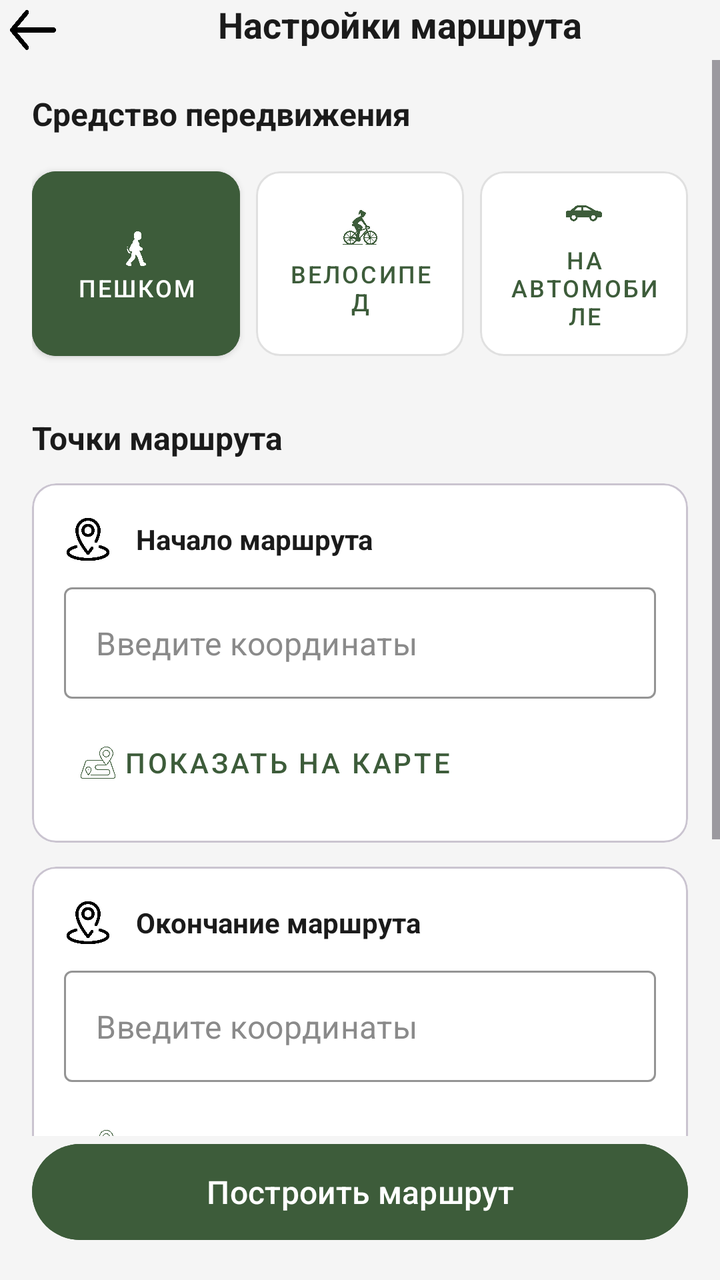
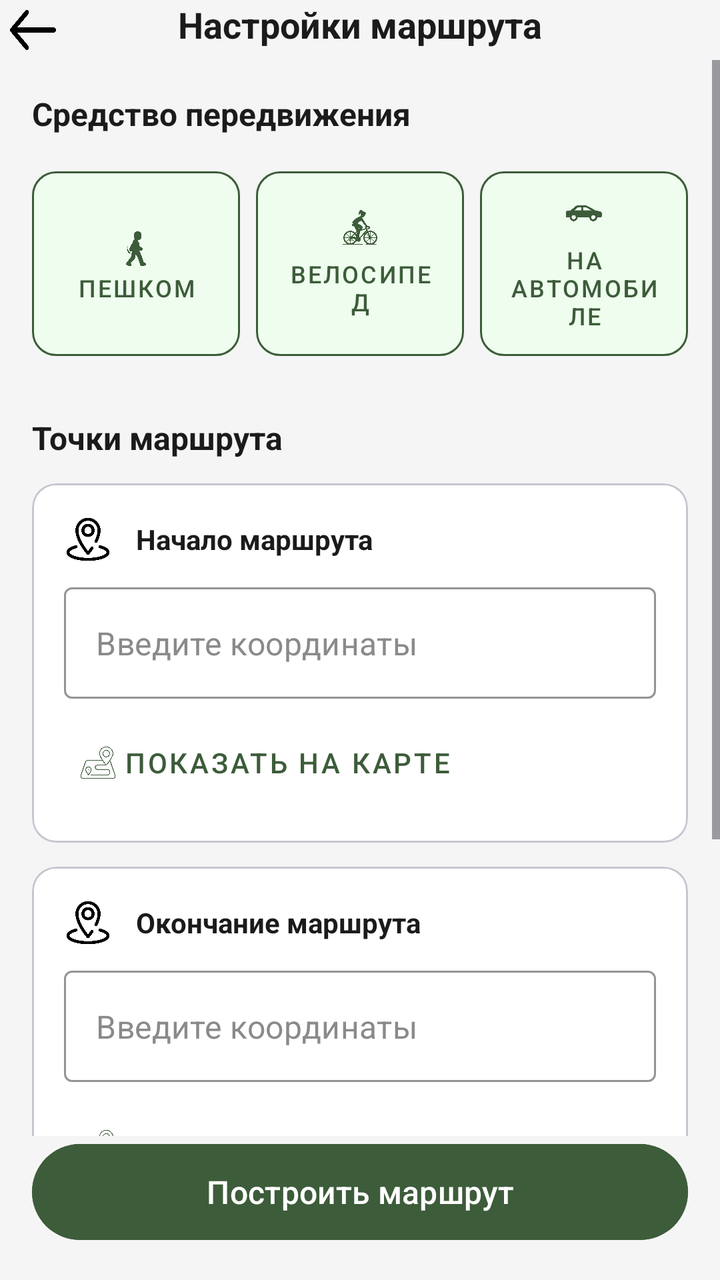

Compare the two renders of this Android layout. The source of the first and the diff that turns it into the second are given below.
<!-- AndroidManifest.xml: application theme Theme.MobileApp -->
<!-- res/layout/activity_route.xml -->
<?xml version="1.0" encoding="utf-8"?>
<androidx.constraintlayout.widget.ConstraintLayout xmlns:android="http://schemas.android.com/apk/res/android"
    xmlns:app="http://schemas.android.com/apk/res-auto"
    android:layout_width="match_parent"
    android:layout_height="match_parent"
    android:background="#F5F5F5">

    
    <ImageButton
        android:id="@+id/btnBack"
        android:layout_width="25dp"
        android:layout_height="30dp"
        android:layout_marginStart="4dp"
        android:background="@drawable/ic_back"
        android:contentDescription="Назад"
        app:layout_constraintStart_toStartOf="parent"
        app:layout_constraintTop_toTopOf="parent" />

    

    <TextView
        android:id="@+id/tvTitle"
        android:layout_width="wrap_content"
        android:layout_height="wrap_content"
        android:layout_marginStart="80dp"
        android:text="Настройки маршрута"
        android:textColor="#1B1B1B"
        android:textSize="18sp"
        android:textStyle="bold"
        app:layout_constraintBottom_toBottomOf="@id/btnBack"
        app:layout_constraintStart_toEndOf="@id/btnBack"
        app:layout_constraintTop_toTopOf="@id/btnBack"
        app:layout_constraintVertical_bias="0.0" />

    <ScrollView
        android:id="@+id/scroll"
        android:layout_width="0dp"
        android:layout_height="0dp"
        android:fillViewport="true"
        app:layout_constraintBottom_toTopOf="@id/btnBuildRoute"
        app:layout_constraintEnd_toEndOf="parent"
        app:layout_constraintStart_toStartOf="parent"
        app:layout_constraintTop_toBottomOf="@id/btnBack">

        <LinearLayout
            android:layout_width="match_parent"
            android:layout_height="wrap_content"
            android:orientation="vertical"
            android:paddingHorizontal="16dp"
            android:paddingTop="16dp">

            
            <TextView
                android:layout_width="wrap_content"
                android:layout_height="wrap_content"
                android:text="Средство передвижения"
                android:textColor="#1B1B1B"
                android:textSize="16sp"
                android:textStyle="bold" />

            <LinearLayout
                android:layout_width="match_parent"
                android:layout_height="wrap_content"
                android:layout_marginTop="12dp"
                android:orientation="horizontal">

                
                <com.google.android.material.button.MaterialButton
                    android:id="@+id/btnModeWalk"
                    style="@style/RouteModeButton.Selected"
                    android:layout_width="0dp"
                    android:layout_height="match_parent"
                    android:layout_marginEnd="8dp"
                    android:layout_weight="1"
                    android:text="Пешком"
                    app:icon="@drawable/ic_walk" />

                
                <com.google.android.material.button.MaterialButton
                    android:id="@+id/btnModeBike"
                    style="@style/RouteModeButton"
                    android:layout_width="0dp"
                    android:layout_height="match_parent"
                    android:layout_marginEnd="8dp"
                    android:layout_weight="1"
                    android:text="Велосипед"
                    app:icon="@drawable/ic_cycling" />

                
                <com.google.android.material.button.MaterialButton
                    android:id="@+id/btnModeCar"
                    style="@style/RouteModeButton"
                    android:layout_width="0dp"
                    android:layout_height="wrap_content"
                    android:layout_weight="1"
                    android:text="На автомобиле"
                    app:icon="@drawable/ic_car" />
            </LinearLayout>

            
            <TextView
                android:layout_width="wrap_content"
                android:layout_height="wrap_content"
                android:layout_marginTop="24dp"
                android:text="Точки маршрута"
                android:textColor="#1B1B1B"
                android:textSize="16sp"
                android:textStyle="bold" />

            
            <com.google.android.material.card.MaterialCardView
                android:layout_width="match_parent"
                android:layout_height="wrap_content"
                android:layout_marginTop="12dp"
                app:cardBackgroundColor="#FFFFFF"
                app:cardCornerRadius="12dp"
                app:cardElevation="0dp"
                app:cardPreventCornerOverlap="true">

                <LinearLayout
                    android:layout_width="match_parent"
                    android:layout_height="wrap_content"
                    android:orientation="vertical"
                    android:padding="16dp">

                    <LinearLayout
                        android:layout_width="match_parent"
                        android:layout_height="wrap_content"
                        android:gravity="center_vertical"
                        android:orientation="horizontal">

                        <ImageView
                            android:layout_width="24dp"
                            android:layout_height="24dp"
                            android:contentDescription="Метка"
                            android:background="@drawable/ic_point"
                            app:tint="#3D5C3A" />

                        <TextView
                            android:layout_width="0dp"
                            android:layout_height="wrap_content"
                            android:layout_marginStart="12dp"
                            android:layout_weight="1"
                            android:text="Начало маршрута"
                            android:textColor="#1B1B1B"
                            android:textSize="14sp"
                            android:textStyle="bold" />
                    </LinearLayout>

                    <com.google.android.material.textfield.TextInputLayout
                        style="@style/Widget.MaterialComponents.TextInputLayout.OutlinedBox"
                        android:layout_width="match_parent"
                        android:layout_height="wrap_content"
                        android:layout_marginTop="12dp"
                        app:boxStrokeColor="#E0E0E0"
                        app:boxStrokeWidth="1dp"
                        app:hintEnabled="false">

                        <com.google.android.material.textfield.TextInputEditText
                            android:id="@+id/etStartCoords"
                            android:layout_width="match_parent"
                            android:layout_height="wrap_content"
                            android:hint="Введите координаты"
                            android:inputType="text"
                            android:textColor="#1B1B1B"
                            android:textColorHint="#8A8A8A" />
                    </com.google.android.material.textfield.TextInputLayout>

                    <com.google.android.material.button.MaterialButton
                        style="@style/Widget.MaterialComponents.Button.TextButton"
                        android:layout_width="wrap_content"
                        android:layout_height="wrap_content"
                        android:layout_gravity="start"
                        android:layout_marginTop="8dp"
                        android:text="Показать на карте"
                        android:textColor="#3D5C3A"
                        app:icon="@drawable/ic_map"
                        app:iconGravity="textStart"
                        app:iconTint="#3D5C3A" />
                </LinearLayout>
            </com.google.android.material.card.MaterialCardView>

            
            <com.google.android.material.card.MaterialCardView
                android:layout_width="match_parent"
                android:layout_height="wrap_content"
                android:layout_marginTop="12dp"
                app:cardBackgroundColor="#FFFFFF"
                app:cardCornerRadius="12dp"
                app:cardElevation="0dp"
                app:cardPreventCornerOverlap="true">

                <LinearLayout
                    android:layout_width="match_parent"
                    android:layout_height="wrap_content"
                    android:orientation="vertical"
                    android:padding="16dp">

                    <LinearLayout
                        android:layout_width="match_parent"
                        android:layout_height="wrap_content"
                        android:gravity="center_vertical"
                        android:orientation="horizontal">

                        <ImageView
                            android:layout_width="24dp"
                            android:layout_height="24dp"
                            android:contentDescription="Метка"
                            android:background="@drawable/ic_point"
                            app:tint="#D32F2F" />

                        <TextView
                            android:layout_width="0dp"
                            android:layout_height="wrap_content"
                            android:layout_marginStart="12dp"
                            android:layout_weight="1"
                            android:text="Окончание маршрута"
                            android:textColor="#1B1B1B"
                            android:textSize="14sp"
                            android:textStyle="bold" />

                    </LinearLayout>

                    <com.google.android.material.textfield.TextInputLayout
                        style="@style/Widget.MaterialComponents.TextInputLayout.OutlinedBox"
                        android:layout_width="match_parent"
                        android:layout_height="wrap_content"
                        android:layout_marginTop="12dp"
                        app:boxStrokeColor="#E0E0E0"
                        app:boxStrokeWidth="1dp"
                        app:hintEnabled="false">

                        <com.google.android.material.textfield.TextInputEditText
                            android:id="@+id/etEndCoords"
                            android:layout_width="match_parent"
                            android:layout_height="wrap_content"
                            android:hint="Введите координаты"
                            android:inputType="text"
                            android:textColor="#1B1B1B"
                            android:textColorHint="#8A8A8A" />
                    </com.google.android.material.textfield.TextInputLayout>

                    <com.google.android.material.button.MaterialButton
                        style="@style/Widget.MaterialComponents.Button.TextButton"
                        android:layout_width="wrap_content"
                        android:layout_height="wrap_content"
                        android:layout_gravity="start"
                        android:layout_marginTop="8dp"
                        android:text="Показать на карте"
                        android:textColor="#3D5C3A"
                        app:icon="@drawable/ic_map"
                        app:iconGravity="textStart"
                        app:iconTint="#3D5C3A" />
                </LinearLayout>
            </com.google.android.material.card.MaterialCardView>

            
            <TextView
                android:layout_width="wrap_content"
                android:layout_height="wrap_content"
                android:layout_marginTop="24dp"
                android:text="Предпочтения"
                android:textColor="#1B1B1B"
                android:textSize="16sp"
                android:textStyle="bold" />

            <com.google.android.material.card.MaterialCardView
                android:layout_width="match_parent"
                android:layout_height="wrap_content"
                android:layout_marginTop="12dp"
                app:cardBackgroundColor="#FFFFFF"
                app:cardCornerRadius="12dp"
                app:cardElevation="0dp">

                <LinearLayout
                    android:layout_width="match_parent"
                    android:layout_height="wrap_content"
                    android:orientation="vertical"
                    android:padding="16dp">

                    
                    <LinearLayout
                        android:layout_width="match_parent"
                        android:layout_height="wrap_content"
                        android:gravity="center_vertical"
                        android:orientation="horizontal">

                        <ImageView
                            android:layout_width="24dp"
                            android:layout_height="24dp"
                            android:contentDescription="Связь"
                            app:tint="#5A5A5A" />

                        <TextView
                            android:layout_width="0dp"
                            android:layout_height="wrap_content"
                            android:layout_marginStart="12dp"
                            android:layout_weight="1"
                            android:text="Учитывать наличие связи"
                            android:textColor="#1B1B1B"
                            android:textSize="14sp" />

                        <Switch
                            android:id="@+id/swHasConnection"
                            android:layout_width="wrap_content"
                            android:layout_height="wrap_content"
                            android:thumbTint="@color/switch_thumb"
                            android:trackTint="@color/switch_track" />
                    </LinearLayout>

                    
                    <LinearLayout
                        android:layout_width="match_parent"
                        android:layout_height="wrap_content"
                        android:layout_marginTop="16dp"
                        android:gravity="center_vertical"
                        android:orientation="horizontal">

                        <ImageView
                            android:layout_width="24dp"
                            android:layout_height="24dp"
                            android:contentDescription="Опасность"
                            app:tint="#D32F2F" />

                        <TextView
                            android:layout_width="0dp"
                            android:layout_height="wrap_content"
                            android:layout_marginStart="12dp"
                            android:layout_weight="1"
                            android:text="Учитывать опасности на пути"
                            android:textColor="#1B1B1B"
                            android:textSize="14sp" />

                        <Switch
                            android:id="@+id/swAvoidHazards"
                            android:layout_width="wrap_content"
                            android:layout_height="wrap_content"
                            android:checked="true"
                            android:thumbTint="@color/switch_thumb"
                            android:trackTint="@color/switch_track" />
                    </LinearLayout>
                </LinearLayout>
            </com.google.android.material.card.MaterialCardView>
        </LinearLayout>
    </ScrollView>

    
    <com.google.android.material.button.MaterialButton
        android:id="@+id/btnBuildRoute"
        android:layout_width="0dp"
        android:layout_height="56dp"
        android:layout_marginHorizontal="16dp"
        android:layout_marginBottom="16dp"
        android:backgroundTint="#3D5C3A"
        android:text="Построить маршрут"
        android:textColor="#FFFFFF"
        android:textSize="16sp"
        app:cornerRadius="28dp"
        app:layout_constraintBottom_toBottomOf="parent"
        app:layout_constraintEnd_toEndOf="parent"
        app:layout_constraintStart_toStartOf="parent" />
</androidx.constraintlayout.widget.ConstraintLayout>
<!-- resources referenced by this layout -->
<resources>
  <color name="switch_thumb">#3D5C3A</color>
  <color name="switch_track">#E0E0E0</color>
  <!-- drawable ic_back: png bitmap (drawable, 3507 bytes) -->
  <!-- drawable ic_car: png bitmap (drawable, 5335 bytes) -->
  <!-- drawable ic_cycling: png bitmap (drawable, 78824 bytes) -->
  <!-- drawable ic_map: png bitmap (drawable, 38558 bytes) -->
  <!-- drawable ic_point: png bitmap (drawable, 17385 bytes) -->
  <!-- drawable ic_walk: png bitmap (drawable, 22633 bytes) -->
  <style name="RouteModeButton" parent="Widget.MaterialComponents.Button.OutlinedButton">
          <item name="android:backgroundTint">#FFFFFF</item>
          <item name="android:textColor">#3D5C3A</item>
          <item name="android:textSize">12sp</item>
          <item name="android:padding">12dp</item>
          <item name="cornerRadius">12dp</item>
          <item name="strokeColor">#E0E0E0</item>
          <item name="strokeWidth">1dp</item>
          <item name="iconGravity">textTop</item>
          <item name="iconPadding">6dp</item>
          <item name="iconTint">#3D5C3A</item>
      </style>
  <style name="RouteModeButton.Selected" parent="Widget.MaterialComponents.Button">
          <item name="android:backgroundTint">#3D5C3A</item>
          <item name="android:textColor">#FFFFFF</item>
          <item name="android:textSize">12sp</item>
          <item name="android:padding">12dp</item>
          <item name="cornerRadius">12dp</item>
          <item name="iconGravity">textTop</item>
          <item name="iconPadding">6dp</item>
          <item name="iconTint">#FFFFFF</item>
      </style>
  <style name="Theme.MobileApp" parent="Base.Theme.MobileApp" />
  <style name="Base.Theme.MobileApp" parent="Theme.Material3.DayNight.NoActionBar">
          
          
      </style>
</resources>

<!-- the commit's change to res/layout/activity_route.xml (unified diff, before → after) -->
@@ -3,7 +3,8 @@
     xmlns:app="http://schemas.android.com/apk/res-auto"
     android:layout_width="match_parent"
     android:layout_height="match_parent"
-    android:background="#F5F5F5">
+    android:background="#F5F5F5"
+    android:fitsSystemWindows="true">
 
     
     <ImageButton
@@ -22,14 +23,14 @@
         android:id="@+id/tvTitle"
         android:layout_width="wrap_content"
         android:layout_height="wrap_content"
-        android:layout_marginStart="80dp"
         android:text="Настройки маршрута"
         android:textColor="#1B1B1B"
         android:textSize="18sp"
         android:textStyle="bold"
+        app:layout_constraintStart_toStartOf="parent"
+        app:layout_constraintEnd_toEndOf="parent"
+        app:layout_constraintTop_toTopOf="parent"
         app:layout_constraintBottom_toBottomOf="@id/btnBack"
-        app:layout_constraintStart_toEndOf="@id/btnBack"
-        app:layout_constraintTop_toTopOf="@id/btnBack"
         app:layout_constraintVertical_bias="0.0" />
 
     <ScrollView
@@ -67,7 +68,7 @@
                 
                 <com.google.android.material.button.MaterialButton
                     android:id="@+id/btnModeWalk"
-                    style="@style/RouteModeButton.Selected"
+                    style="@style/RouteModeButton"
                     android:layout_width="0dp"
                     android:layout_height="match_parent"
                     android:layout_marginEnd="8dp"
<!-- resource entries referenced after the edit -->
@@ -9,26 +9,15 @@
   <!-- drawable ic_point: png bitmap (drawable, 17385 bytes) -->
   <!-- drawable ic_walk: png bitmap (drawable, 22633 bytes) -->
   <style name="RouteModeButton" parent="Widget.MaterialComponents.Button.OutlinedButton">
-          <item name="android:backgroundTint">#FFFFFF</item>
-          <item name="android:textColor">#3D5C3A</item>
+          <item name="android:backgroundTint">@color/route_type_bg</item>
+          <item name="android:textColor">@color/route_type_text</item>
           <item name="android:textSize">12sp</item>
           <item name="android:padding">12dp</item>
           <item name="cornerRadius">12dp</item>
-          <item name="strokeColor">#E0E0E0</item>
-          <item name="strokeWidth">1dp</item>
+          <item name="strokeColor">@color/route_type_stroke</item>
           <item name="iconGravity">textTop</item>
           <item name="iconPadding">6dp</item>
-          <item name="iconTint">#3D5C3A</item>
-      </style>
-  <style name="RouteModeButton.Selected" parent="Widget.MaterialComponents.Button">
-          <item name="android:backgroundTint">#3D5C3A</item>
-          <item name="android:textColor">#FFFFFF</item>
-          <item name="android:textSize">12sp</item>
-          <item name="android:padding">12dp</item>
-          <item name="cornerRadius">12dp</item>
-          <item name="iconGravity">textTop</item>
-          <item name="iconPadding">6dp</item>
-          <item name="iconTint">#FFFFFF</item>
+          <item name="iconTint">@color/route_type_icon</item>
       </style>
   <style name="Theme.MobileApp" parent="Base.Theme.MobileApp" />
   <style name="Base.Theme.MobileApp" parent="Theme.Material3.DayNight.NoActionBar">
